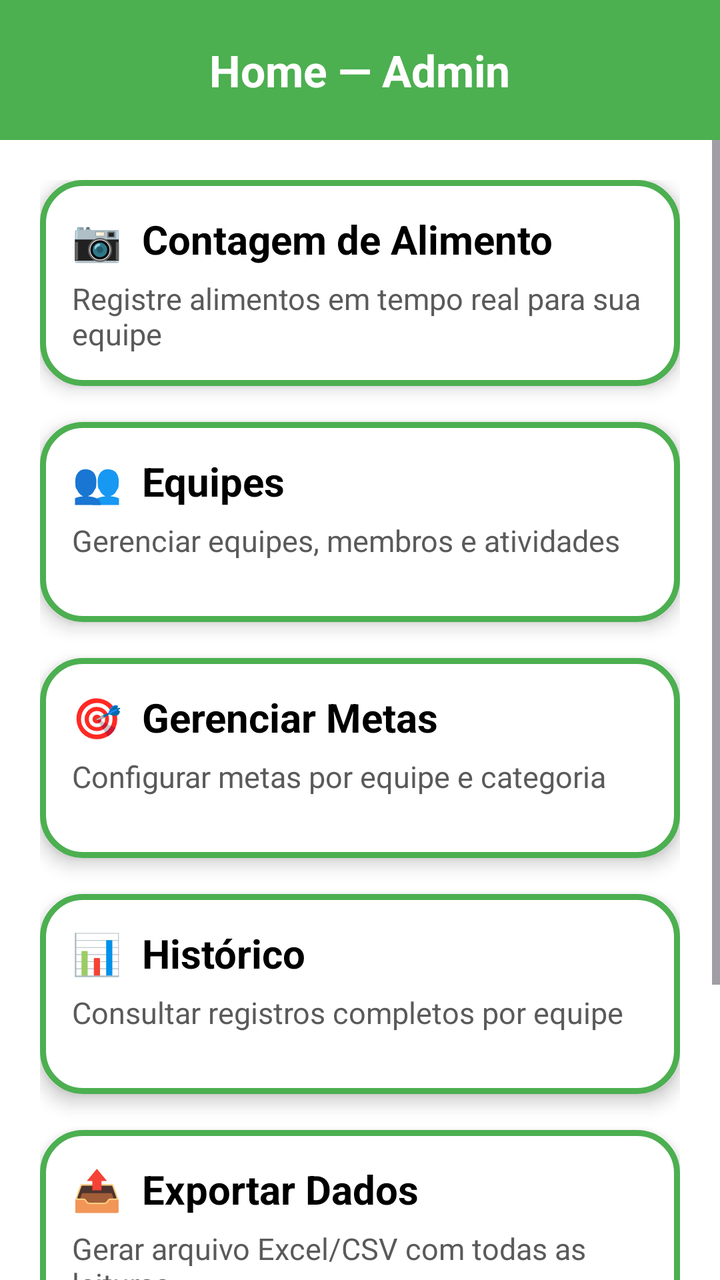
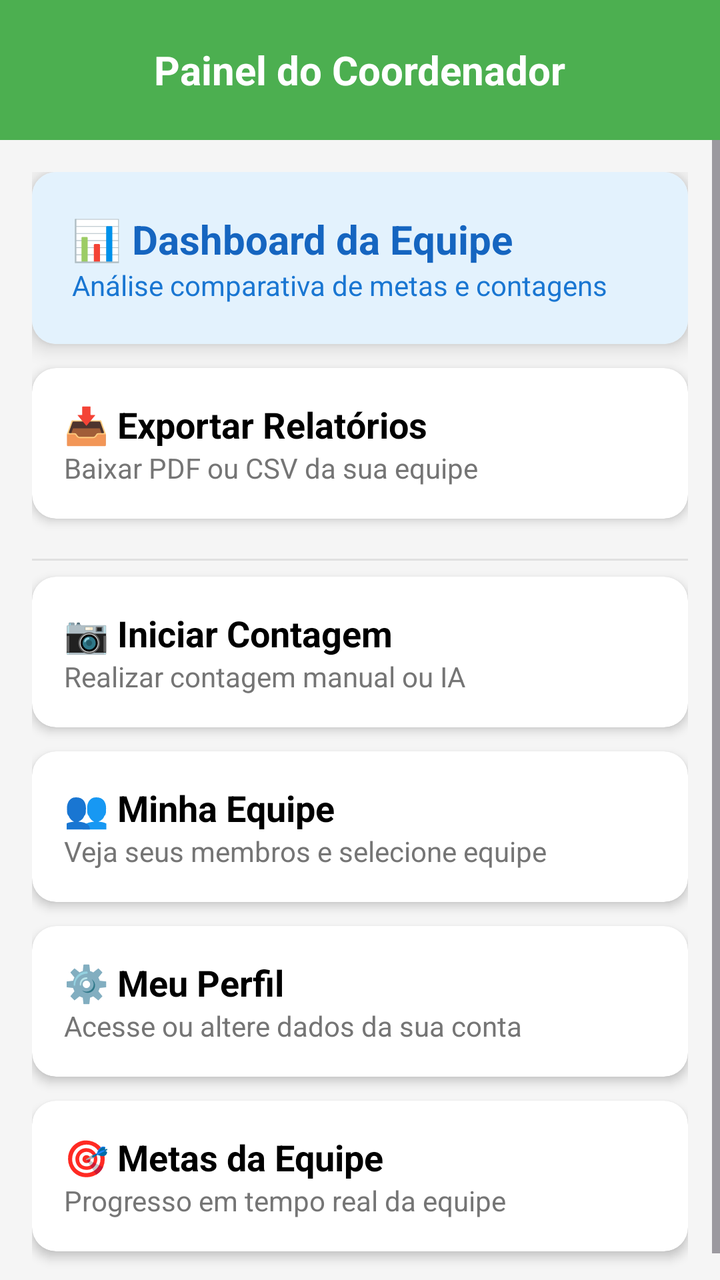

Before-and-after screenshots of an Android layout around one commit, followed by the original layout XML and the change that was made.
<!-- AndroidManifest.xml: application theme Theme.LEContagem -->
<!-- res/layout/homecoordenador.xml -->
<?xml version="1.0" encoding="utf-8"?>
<androidx.constraintlayout.widget.ConstraintLayout xmlns:android="http://schemas.android.com/apk/res/android"
    xmlns:app="http://schemas.android.com/apk/res-auto"
    xmlns:tools="http://schemas.android.com/tools"
    android:layout_width="match_parent"
    android:layout_height="match_parent"
    android:background="#FFFFFF"
    tools:context=".HomeCordenadorActivity">

    
    <LinearLayout
        android:id="@+id/topBar"
        android:layout_width="0dp"
        android:layout_height="70dp"
        android:background="#4CAF50"
        android:gravity="center"
        android:paddingHorizontal="16dp"
        app:layout_constraintTop_toTopOf="parent"
        app:layout_constraintStart_toStartOf="parent"
        app:layout_constraintEnd_toEndOf="parent">

        <TextView
            android:id="@+id/txtHome"
            android:layout_width="wrap_content"
            android:layout_height="wrap_content"
            android:text="Home — Admin"
            android:textColor="#FFFFFF"
            android:textSize="22sp"
            android:textStyle="bold" />
    </LinearLayout>

    
    <ScrollView
        android:layout_width="0dp"
        android:layout_height="0dp"
        android:padding="0dp"
        app:layout_constraintTop_toBottomOf="@id/topBar"
        app:layout_constraintBottom_toBottomOf="parent"
        app:layout_constraintStart_toStartOf="parent"
        app:layout_constraintEnd_toEndOf="parent">

        <LinearLayout
            android:id="@+id/containerCards"
            android:orientation="vertical"
            android:padding="20dp"
            android:layout_width="match_parent"
            android:layout_height="wrap_content">

            
            <LinearLayout
                android:id="@+id/cardCamera"
                android:layout_width="match_parent"
                android:layout_height="wrap_content"
                android:minHeight="100dp"
                android:orientation="vertical"
                android:background="@drawable/card_equipes"
                android:padding="16dp"
                android:elevation="5dp"
                android:layout_marginBottom="18dp">

                <TextView
                    android:layout_width="wrap_content"
                    android:layout_height="wrap_content"
                    android:text="📷  Contagem de Alimento"
                    android:textSize="20sp"
                    android:textStyle="bold"
                    android:textColor="#000000"
                    android:layout_marginBottom="6dp" />

                <TextView
                    android:layout_width="wrap_content"
                    android:layout_height="wrap_content"
                    android:text="Registre alimentos em tempo real para sua equipe"
                    android:textSize="15sp"
                    android:textColor="#5A5A5A" />
            </LinearLayout>

            
            <LinearLayout
                android:id="@+id/cardEquipe"
                android:layout_width="match_parent"
                android:layout_height="wrap_content"
                android:minHeight="100dp"
                android:orientation="vertical"
                android:background="@drawable/card_equipes"
                android:padding="16dp"
                android:elevation="5dp"
                android:layout_marginBottom="18dp">

                <TextView
                    android:layout_width="wrap_content"
                    android:layout_height="wrap_content"
                    android:text="👥  Equipes"
                    android:textSize="20sp"
                    android:textStyle="bold"
                    android:textColor="#000000"
                    android:layout_marginBottom="6dp" />

                <TextView
                    android:layout_width="wrap_content"
                    android:layout_height="wrap_content"
                    android:text="Gerenciar equipes, membros e atividades"
                    android:textSize="15sp"
                    android:textColor="#5A5A5A" />
            </LinearLayout>

            
            <LinearLayout
                android:id="@+id/cardMetas"
                android:layout_width="match_parent"
                android:layout_height="wrap_content"
                android:minHeight="100dp"
                android:orientation="vertical"
                android:background="@drawable/card_equipes"
                android:padding="16dp"
                android:elevation="5dp"
                android:layout_marginBottom="18dp">

                <TextView
                    android:layout_width="wrap_content"
                    android:layout_height="wrap_content"
                    android:text="🎯  Gerenciar Metas"
                    android:textSize="20sp"
                    android:textStyle="bold"
                    android:textColor="#000000"
                    android:layout_marginBottom="6dp" />

                <TextView
                    android:layout_width="wrap_content"
                    android:layout_height="wrap_content"
                    android:text="Configurar metas por equipe e categoria"
                    android:textSize="15sp"
                    android:textColor="#5A5A5A" />
            </LinearLayout>

            
            <LinearLayout
                android:id="@+id/cardHistorico"
                android:layout_width="match_parent"
                android:layout_height="wrap_content"
                android:minHeight="100dp"
                android:orientation="vertical"
                android:background="@drawable/card_equipes"
                android:padding="16dp"
                android:elevation="5dp"
                android:layout_marginBottom="18dp">

                <TextView
                    android:layout_width="wrap_content"
                    android:layout_height="wrap_content"
                    android:text="📊  Histórico"
                    android:textSize="20sp"
                    android:textStyle="bold"
                    android:textColor="#000000"
                    android:layout_marginBottom="6dp" />

                <TextView
                    android:layout_width="wrap_content"
                    android:layout_height="wrap_content"
                    android:text="Consultar registros completos por equipe"
                    android:textSize="15sp"
                    android:textColor="#5A5A5A" />
            </LinearLayout>

            
            <LinearLayout
                android:id="@+id/cardExportar"
                android:layout_width="match_parent"
                android:layout_height="wrap_content"
                android:minHeight="100dp"
                android:orientation="vertical"
                android:background="@drawable/card_equipes"
                android:padding="16dp"
                android:elevation="5dp"
                android:layout_marginBottom="18dp">

                <TextView
                    android:layout_width="wrap_content"
                    android:layout_height="wrap_content"
                    android:text="📤  Exportar Dados"
                    android:textSize="20sp"
                    android:textStyle="bold"
                    android:textColor="#000000"
                    android:layout_marginBottom="6dp" />

                <TextView
                    android:layout_width="wrap_content"
                    android:layout_height="wrap_content"
                    android:text="Gerar arquivo Excel/CSV com todas as leituras"
                    android:textSize="15sp"
                    android:textColor="#5A5A5A" />
            </LinearLayout>

            
            <LinearLayout
                android:id="@+id/cardPerfil"
                android:layout_width="match_parent"
                android:layout_height="wrap_content"
                android:minHeight="100dp"
                android:orientation="vertical"
                android:background="@drawable/card_equipes"
                android:padding="16dp"
                android:elevation="5dp"
                android:layout_marginBottom="30dp">

                <TextView
                    android:layout_width="wrap_content"
                    android:layout_height="wrap_content"
                    android:text="👤  Perfil do Usuário"
                    android:textSize="20sp"
                    android:textStyle="bold"
                    android:textColor="#000000"
                    android:layout_marginBottom="6dp" />

                <TextView
                    android:layout_width="wrap_content"
                    android:layout_height="wrap_content"
                    android:text="Editar informações pessoais e configurações"
                    android:textSize="15sp"
                    android:textColor="#5A5A5A" />
            </LinearLayout>

        </LinearLayout>

    </ScrollView>

</androidx.constraintlayout.widget.ConstraintLayout>
<!-- resources referenced by this layout -->
<resources>
  <!-- drawable card_equipes (drawable) -->
  <?xml version="1.0" encoding="utf-8"?>
  <shape xmlns:android="http://schemas.android.com/apk/res/android">
      <solid android:color="#FFFFFF"/>
      <corners android:radius="20dp"/>
      <padding android:left="16dp" android:top="16dp" android:right="16dp" android:bottom="16dp"/>
      <stroke android:width="3dp" android:color="#4CAF50"/>
  </shape>
  <style name="Theme.LEContagem" parent="Base.Theme.LEContagem" />
  <style name="Base.Theme.LEContagem" parent="Theme.Material3.DayNight.NoActionBar">
          
          
      </style>
</resources>

<!-- the commit's change to res/layout/homecoordenador.xml (unified diff, before → after) -->
@@ -1,227 +1,174 @@
 <?xml version="1.0" encoding="utf-8"?>
-<androidx.constraintlayout.widget.ConstraintLayout xmlns:android="http://schemas.android.com/apk/res/android"
+<androidx.constraintlayout.widget.ConstraintLayout
+    xmlns:android="http://schemas.android.com/apk/res/android"
     xmlns:app="http://schemas.android.com/apk/res-auto"
-    xmlns:tools="http://schemas.android.com/tools"
     android:layout_width="match_parent"
     android:layout_height="match_parent"
-    android:background="#FFFFFF"
-    tools:context=".HomeCordenadorActivity">
+    android:background="#F5F5F5">
 
-    
-    <LinearLayout
-        android:id="@+id/topBar"
+    <com.google.android.material.appbar.MaterialToolbar
+        android:id="@+id/topBarCoordenador"
         android:layout_width="0dp"
         android:layout_height="70dp"
         android:background="#4CAF50"
-        android:gravity="center"
-        android:paddingHorizontal="16dp"
-        app:layout_constraintTop_toTopOf="parent"
+        android:elevation="4dp"
+        app:layout_constraintEnd_toEndOf="parent"
         app:layout_constraintStart_toStartOf="parent"
-        app:layout_constraintEnd_toEndOf="parent">
+        app:layout_constraintTop_toTopOf="parent">
 
         <TextView
-            android:id="@+id/txtHome"
             android:layout_width="wrap_content"
             android:layout_height="wrap_content"
-            android:text="Home — Admin"
+            android:layout_gravity="center"
+            android:text="Painel do Coordenador"
             android:textColor="#FFFFFF"
-            android:textSize="22sp"
+            android:textSize="20sp"
             android:textStyle="bold" />
-    </LinearLayout>
+    </com.google.android.material.appbar.MaterialToolbar>
 
-    
     <ScrollView
         android:layout_width="0dp"
         android:layout_height="0dp"
-        android:padding="0dp"
-        app:layout_constraintTop_toBottomOf="@id/topBar"
+        android:fillViewport="true"
         app:layout_constraintBottom_toBottomOf="parent"
+        app:layout_constraintEnd_toEndOf="parent"
         app:layout_constraintStart_toStartOf="parent"
-        app:layout_constraintEnd_toEndOf="parent">
+        app:layout_constraintTop_toBottomOf="@id/topBarCoordenador">
 
         <LinearLayout
-            android:id="@+id/containerCards"
+            android:layout_width="match_parent"
+            android:layout_height="wrap_content"
             android:orientation="vertical"
-            android:padding="20dp"
-            android:layout_width="match_parent"
-            android:layout_height="wrap_content">
+            android:padding="16dp">
 
             
-            <LinearLayout
-                android:id="@+id/cardCamera"
+            <androidx.cardview.widget.CardView
+                android:id="@+id/cardDashboardEquipe"
                 android:layout_width="match_parent"
                 android:layout_height="wrap_content"
-                android:minHeight="100dp"
-                android:orientation="vertical"
-                android:background="@drawable/card_equipes"
-                android:padding="16dp"
-                android:elevation="5dp"
-                android:layout_marginBottom="18dp">
-
-                <TextView
-                    android:layout_width="wrap_content"
+                android:layout_marginBottom="12dp"
+                app:cardCornerRadius="12dp"
+                app:cardElevation="6dp">
+                <LinearLayout
+                    android:layout_width="match_parent"
                     android:layout_height="wrap_content"
-                    android:text="📷  Contagem de Alimento"
-                    android:textSize="20sp"
-                    android:textStyle="bold"
-                    android:textColor="#000000"
-                    android:layout_marginBottom="6dp" />
-
-                <TextView
-                    android:layout_width="wrap_content"
-                    android:layout_height="wrap_content"
-                    android:text="Registre alimentos em tempo real para sua equipe"
-                    android:textSize="15sp"
-                    android:textColor="#5A5A5A" />
-            </LinearLayout>
+                    android:background="#E3F2FD"
+                    android:orientation="vertical"
+                    android:padding="20dp">
+                    <TextView android:layout_width="wrap_content" android:layout_height="wrap_content"
+                        android:text="📊 Dashboard da Equipe" android:textColor="#1565C0" android:textSize="20sp" android:textStyle="bold" />
+                    <TextView android:layout_width="wrap_content" android:layout_height="wrap_content"
+                        android:text="Análise comparativa de metas e contagens" android:textColor="#1976D2" />
+                </LinearLayout>
+            </androidx.cardview.widget.CardView>
 
             
-            <LinearLayout
-                android:id="@+id/cardEquipe"
+            <androidx.cardview.widget.CardView
+                android:id="@+id/cardExportarCoordenador"
                 android:layout_width="match_parent"
                 android:layout_height="wrap_content"
-                android:minHeight="100dp"
-                android:orientation="vertical"
-                android:background="@drawable/card_equipes"
-                android:padding="16dp"
-                android:elevation="5dp"
-                android:layout_marginBottom="18dp">
+                android:layout_marginBottom="12dp"
+                app:cardCornerRadius="12dp"
+                app:cardElevation="3dp">
+                <LinearLayout
+                    android:layout_width="match_parent"
+                    android:layout_height="wrap_content"
+                    android:background="?attr/selectableItemBackground"
+                    android:orientation="vertical"
+                    android:padding="16dp">
+                    <TextView android:layout_width="wrap_content" android:layout_height="wrap_content"
+                        android:text="📥 Exportar Relatórios" android:textColor="#000" android:textSize="18sp" android:textStyle="bold" />
+                    <TextView android:layout_width="wrap_content" android:layout_height="wrap_content"
+                        android:text="Baixar PDF ou CSV da sua equipe" android:textColor="#757575" />
+                </LinearLayout>
+            </androidx.cardview.widget.CardView>
 
-                <TextView
-                    android:layout_width="wrap_content"
-                    android:layout_height="wrap_content"
-                    android:text="👥  Equipes"
-                    android:textSize="20sp"
-                    android:textStyle="bold"
-                    android:textColor="#000000"
-                    android:layout_marginBottom="6dp" />
-
-                <TextView
-                    android:layout_width="wrap_content"
-                    android:layout_height="wrap_content"
-                    android:text="Gerenciar equipes, membros e atividades"
-                    android:textSize="15sp"
-                    android:textColor="#5A5A5A" />
-            </LinearLayout>
+            <View android:layout_width="match_parent" android:layout_height="1dp" android:layout_marginVertical="8dp" android:background="#E0E0E0" />
 
             
-            <LinearLayout
-                android:id="@+id/cardMetas"
+            <androidx.cardview.widget.CardView
+                android:id="@+id/cardCameraCoordenador"
                 android:layout_width="match_parent"
                 android:layout_height="wrap_content"
-                android:minHeight="100dp"
-                android:orientation="vertical"
-                android:background="@drawable/card_equipes"
-                android:padding="16dp"
-                android:elevation="5dp"
-                android:layout_marginBottom="18dp">
-
-                <TextView
-                    android:layout_width="wrap_content"
+                android:layout_marginBottom="12dp"
+                app:cardCornerRadius="12dp"
+                app:cardElevation="3dp">
+                <LinearLayout
+                    android:layout_width="match_parent"
                     android:layout_height="wrap_content"
-                    android:text="🎯  Gerenciar Metas"
-                    android:textSize="20sp"
-                    android:textStyle="bold"
-                    android:textColor="#000000"
-                    android:layout_marginBottom="6dp" />
-
-                <TextView
-                    android:layout_width="wrap_content"
-                    android:layout_height="wrap_content"
-                    android:text="Configurar metas por equipe e categoria"
-                    android:textSize="15sp"
-                    android:textColor="#5A5A5A" />
-            </LinearLayout>
+                    android:background="?attr/selectableItemBackground"
+                    android:orientation="vertical"
+                    android:padding="16dp">
+                    <TextView android:layout_width="wrap_content" android:layout_height="wrap_content"
+                        android:text="📷 Iniciar Contagem" android:textColor="#000" android:textSize="18sp" android:textStyle="bold" />
+                    <TextView android:layout_width="wrap_content" android:layout_height="wrap_content"
+                        android:text="Realizar contagem manual ou IA" android:textColor="#757575" />
+                </LinearLayout>
+            </androidx.cardview.widget.CardView>
 
             
-            <LinearLayout
-                android:id="@+id/cardHistorico"
+            <androidx.cardview.widget.CardView
+                android:id="@+id/cardMinhaEquipeCoordenador"
                 android:layout_width="match_parent"
                 android:layout_height="wrap_content"
-                android:minHeight="100dp"
-                android:orientation="vertical"
-                android:background="@drawable/card_equipes"
-                android:padding="16dp"
-                android:elevation="5dp"
-                android:layout_marginBottom="18dp">
-
-                <TextView
-                    android:layout_width="wrap_content"
+                android:layout_marginBottom="12dp"
+                app:cardCornerRadius="12dp"
+                app:cardElevation="3dp">
+                <LinearLayout
+                    android:layout_width="match_parent"
                     android:layout_height="wrap_content"
-                    android:text="📊  Histórico"
-                    android:textSize="20sp"
-                    android:textStyle="bold"
-                    android:textColor="#000000"
-                    android:layout_marginBottom="6dp" />
-
-                <TextView
-                    android:layout_width="wrap_content"
-                    android:layout_height="wrap_content"
-                    android:text="Consultar registros completos por equipe"
-                    android:textSize="15sp"
-                    android:textColor="#5A5A5A" />
-            </LinearLayout>
+                    android:background="?attr/selectableItemBackground"
+                    android:orientation="vertical"
+                    android:padding="16dp">
+                    <TextView android:layout_width="wrap_content" android:layout_height="wrap_content"
+                        android:text="👥 Minha Equipe" android:textColor="#000" android:textSize="18sp" android:textStyle="bold" />
+                    <TextView android:layout_width="wrap_content" android:layout_height="wrap_content"
+                        android:text="Veja seus membros e selecione equipe" android:textColor="#757575" />
+                </LinearLayout>
+            </androidx.cardview.widget.CardView>
 
             
-            <LinearLayout
-                android:id="@+id/cardExportar"
+            <androidx.cardview.widget.CardView
+                android:id="@+id/cardPerfilCoordenador"
                 android:layout_width="match_parent"
                 android:layout_height="wrap_content"
-                android:minHeight="100dp"
-                android:orientation="vertical"
-                android:background="@drawable/card_equipes"
-                android:padding="16dp"
-                android:elevation="5dp"
-                android:layout_marginBottom="18dp">
-
-                <TextView
-                    android:layout_width="wrap_content"
+                android:layout_marginBottom="12dp"
+                app:cardCornerRadius="12dp"
+                app:cardElevation="3dp">
+                <LinearLayout
+                    android:layout_width="match_parent"
                     android:layout_height="wrap_content"
-                    android:text="📤  Exportar Dados"
-                    android:textSize="20sp"
-                    android:textStyle="bold"
-                    android:textColor="#000000"
-                    android:layout_marginBottom="6dp" />
-
-                <TextView
-                    android:layout_width="wrap_content"
-                    android:layout_height="wrap_content"
-                    android:text="Gerar arquivo Excel/CSV com todas as leituras"
-                    android:textSize="15sp"
-                    android:textColor="#5A5A5A" />
-            </LinearLayout>
+                    android:background="?attr/selectableItemBackground"
+                    android:orientation="vertical"
+                    android:padding="16dp">
+                    <TextView android:layout_width="wrap_content" android:layout_height="wrap_content"
+                        android:text="⚙️ Meu Perfil" android:textColor="#000" android:textSize="18sp" android:textStyle="bold" />
+                    <TextView android:layout_width="wrap_content" android:layout_height="wrap_content"
+                        android:text="Acesse ou altere dados da sua conta" android:textColor="#757575" />
+                </LinearLayout>
+            </androidx.cardview.widget.CardView>
 
             
-            <LinearLayout
-                android:id="@+id/cardPerfil"
+            <androidx.cardview.widget.CardView
+                android:id="@+id/cardVerMetasCoordenador"
                 android:layout_width="match_parent"
                 android:layout_height="wrap_content"
-                android:minHeight="100dp"
-                android:orientation="vertical"
-                android:background="@drawable/card_equipes"
-                android:padding="16dp"
-                android:elevation="5dp"
-                android:layout_marginBottom="30dp">
-
-                <TextView
-                    android:layout_width="wrap_content"
+                android:layout_marginBottom="12dp"
+                app:cardCornerRadius="12dp"
+                app:cardElevation="3dp">
+                <LinearLayout
+                    android:layout_width="match_parent"
                     android:layout_height="wrap_content"
-                    android:text="👤  Perfil do Usuário"
-                    android:textSize="20sp"
-                    android:textStyle="bold"
-                    android:textColor="#000000"
-                    android:layout_marginBottom="6dp" />
-
-                <TextView
-                    android:layout_width="wrap_content"
-                    android:layout_height="wrap_content"
-                    android:text="Editar informações pessoais e configurações"
-                    android:textSize="15sp"
-                    android:textColor="#5A5A5A" />
-            </LinearLayout>
+                    android:background="?attr/selectableItemBackground"
+                    android:orientation="vertical"
+                    android:padding="16dp">
+                    <TextView android:layout_width="wrap_content" android:layout_height="wrap_content"
+                        android:text="🎯 Metas da Equipe" android:textColor="#000" android:textSize="18sp" android:textStyle="bold" />
+                    <TextView android:layout_width="wrap_content" android:layout_height="wrap_content"
+                        android:text="Progresso em tempo real da equipe" android:textColor="#757575" />
+                </LinearLayout>
+            </androidx.cardview.widget.CardView>
 
         </LinearLayout>
-
     </ScrollView>
-
 </androidx.constraintlayout.widget.ConstraintLayout>
<!-- resource entries referenced after the edit -->
@@ -1,13 +1,5 @@
 <!-- resources referenced by this layout -->
 <resources>
-  <!-- drawable card_equipes (drawable) -->
-  <?xml version="1.0" encoding="utf-8"?>
-  <shape xmlns:android="http://schemas.android.com/apk/res/android">
-      <solid android:color="#FFFFFF"/>
-      <corners android:radius="20dp"/>
-      <padding android:left="16dp" android:top="16dp" android:right="16dp" android:bottom="16dp"/>
-      <stroke android:width="3dp" android:color="#4CAF50"/>
-  </shape>
   <style name="Theme.LEContagem" parent="Base.Theme.LEContagem" />
   <style name="Base.Theme.LEContagem" parent="Theme.Material3.DayNight.NoActionBar">
           
